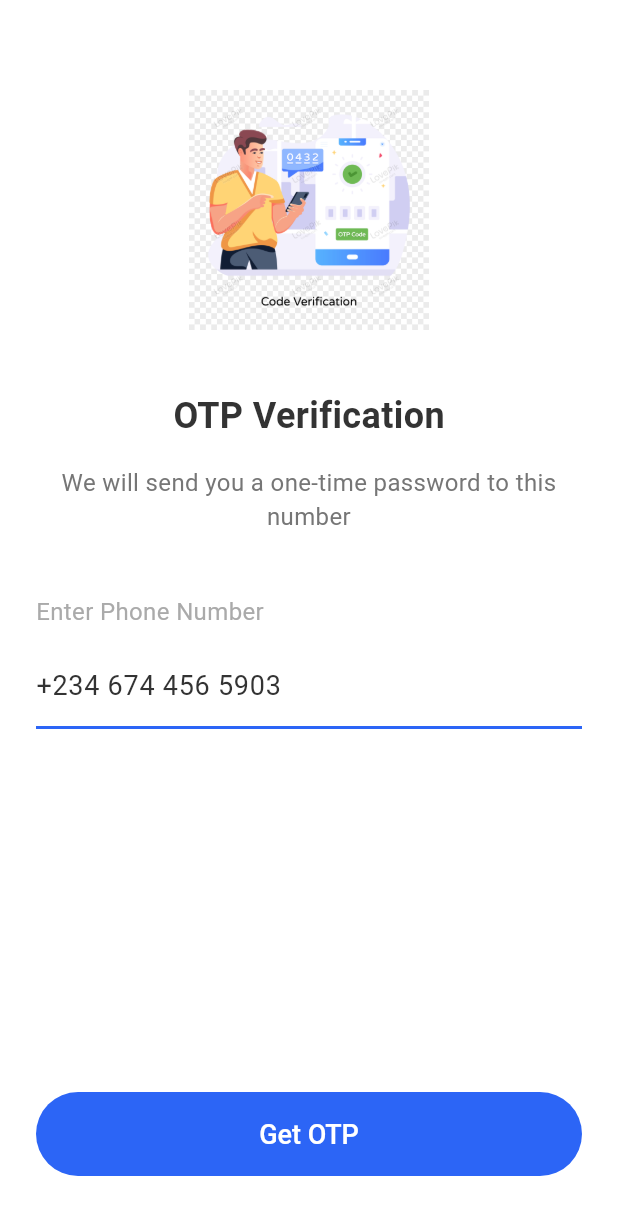
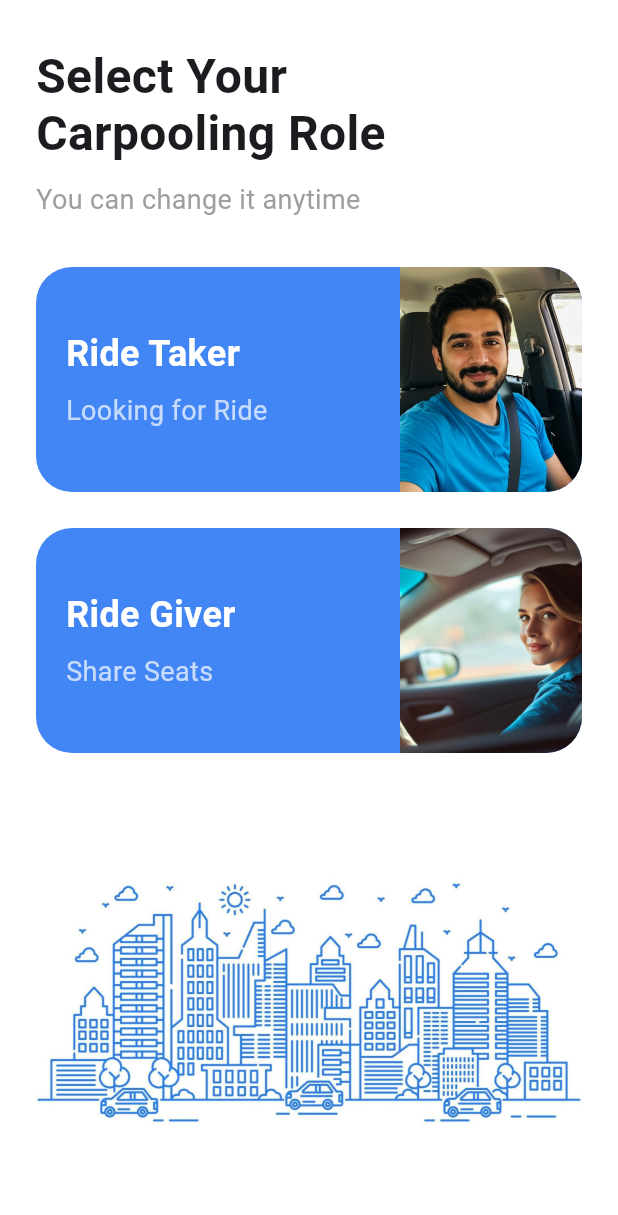
Before and after one commit to ay-at3002/RideAlong, a Flutter app: the screen it shows after launch, on a phone screen of 412 x 824 dp. Shown: the top 1215 px of the screen. Run offline on Flutter 3.47's test engine with Material 3 defaults, Android fonts, the phone set to English and light mode, and no system bars; our stand-ins replace permission_handler; Roboto replaces fonts that are missing (SF Pro Display).

Commit message:
choice screen

```diff
--- a/lib/main.dart
+++ b/lib/main.dart
@@ -3,7 +3,7 @@ import 'package:flutter/services.dart';
 import 'screens/home_screen.dart';
 import 'screens/otp_input_screen.dart';
 import 'screens/phone_input_screen.dart';
-
+import 'screens/choice_screen.dart';
 void main() {
   WidgetsFlutterBinding.ensureInitialized();
   SystemChrome.setSystemUIOverlayStyle(
@@ -42,7 +42,8 @@ class MyApp extends StatelessWidget {
         ),
       ),
       // home: const HomeScreen(),
-      home : const PhoneInputScreen(),
+      // home : const PhoneInputScreen(),
+      home: const ChoiceScreen(),
     );
   }
 }
--- /dev/null
+++ b/lib/screens/choice_screen.dart
@@ -0,0 +1,175 @@
+import 'package:flutter/material.dart';
+
+class ChoiceScreen extends StatefulWidget {
+  const ChoiceScreen({Key? key}) : super(key: key);
+
+  @override
+  State<ChoiceScreen> createState() => _ChoiceScreenState();
+}
+
+class _ChoiceScreenState extends State<ChoiceScreen> {
+  @override
+  Widget build(BuildContext context) {
+    const Color cardColor = Color(0xFF4285F4);
+    const double cardHeight = 150;
+    const double cardBorderRadius = 24;
+    const double titleFontSize = 24;
+    const double subtitleFontSize = 18;
+
+    final screenHeight = MediaQuery.of(context).size.height;
+    final carIllustrationHeight = screenHeight * 0.30; // 30% of screen height
+
+    return Scaffold(
+      backgroundColor: Colors.white,
+      body: SafeArea(
+        child: Padding(
+          padding: const EdgeInsets.symmetric(horizontal: 24.0, vertical: 32.0),
+          child: Column(
+            crossAxisAlignment: CrossAxisAlignment.start,
+            children: [
+              const Text(
+                "Select Your\nCarpooling Role",
+                style: TextStyle(
+                  fontSize: 32,
+                  fontWeight: FontWeight.bold,
+                  height: 1.2,
+                ),
+              ),
+              const SizedBox(height: 12),
+              const Text(
+                "You can change it anytime",
+                style: TextStyle(
+                  fontSize: 18,
+                  color: Colors.grey,
+                ),
+              ),
+              const SizedBox(height: 32),
+              GestureDetector(
+                onTap: () {},
+                child: Container(
+                  height: cardHeight,
+                  decoration: BoxDecoration(
+                    color: cardColor,
+                    borderRadius: BorderRadius.circular(cardBorderRadius),
+                  ),
+                  child: Row(
+                    children: [
+                      Expanded(
+                        flex: 2,
+                        child: Padding(
+                          padding: const EdgeInsets.symmetric(horizontal: 20.0),
+                          child: Column(
+                            mainAxisAlignment: MainAxisAlignment.center,
+                            crossAxisAlignment: CrossAxisAlignment.start,
+                            children: [
+                              Text(
+                                "Ride Taker",
+                                style: TextStyle(
+                                  color: Colors.white,
+                                  fontSize: titleFontSize,
+                                  fontWeight: FontWeight.bold,
+                                ),
+                              ),
+                              SizedBox(height: 8),
+                              Text(
+                                "Looking for Ride",
+                                style: TextStyle(
+                                  color: Colors.white70,
+                                  fontSize: subtitleFontSize,
+                                ),
+                              ),
+                            ],
+                          ),
+                        ),
+                      ),
+                      Expanded(
+                        flex: 1,
+                        child: ClipRRect(
+                          borderRadius: BorderRadius.only(
+                            topRight: Radius.circular(cardBorderRadius),
+                            bottomRight: Radius.circular(cardBorderRadius),
+                          ),
+                          child: Image.asset(
+                            'assets/images/ride_taker.jpeg',
+                            fit: BoxFit.cover,
+                            height: double.infinity,
+                          ),
+                        ),
+                      ),
+                    ],
+                  ),
+                ),
+              ),
+              const SizedBox(height: 24),
+              GestureDetector(
+                onTap: () {},
+                child: Container(
+                  height: cardHeight,
+                  decoration: BoxDecoration(
+                    color: cardColor,
+                    borderRadius: BorderRadius.circular(cardBorderRadius),
+                  ),
+                  child: Row(
+                    children: [
+                      Expanded(
+                        flex: 2,
+                        child: Padding(
+                          padding: const EdgeInsets.symmetric(horizontal: 20.0),
+                          child: Column(
+                            mainAxisAlignment: MainAxisAlignment.center,
+                            crossAxisAlignment: CrossAxisAlignment.start,
+                            children: [
+                              Text(
+                                "Ride Giver",
+                                style: TextStyle(
+                                  color: Colors.white,
+                                  fontSize: titleFontSize,
+                                  fontWeight: FontWeight.bold,
+                                ),
+                              ),
+                              SizedBox(height: 8),
+                              Text(
+                                "Share Seats",
+                                style: TextStyle(
+                                  color: Colors.white70,
+                                  fontSize: subtitleFontSize,
+                                ),
+                              ),
+                            ],
+                          ),
+                        ),
+                      ),
+                      Expanded(
+                        flex: 1,
+                        child: ClipRRect(
+                          borderRadius: BorderRadius.only(
+                            topRight: Radius.circular(cardBorderRadius),
+                            bottomRight: Radius.circular(cardBorderRadius),
+                          ),
+                          child: Image.asset(
+                            'assets/images/ride_giver.png',
+                            fit: BoxFit.cover,
+                            height: double.infinity,
+                          ),
+                        ),
+                      ),
+                    ],
+                  ),
+                ),
+              ),
+              const Spacer(),
+              // Increased size of car illustration
+              Center(
+                child: Image.asset(
+                  'assets/images/car_illustration.jpg',
+                  height: carIllustrationHeight,
+                  fit: BoxFit.contain,
+                ),
+              ),
+            ],
+          ),
+        ),
+      ),
+    );
+  }
+}
```
Also changed, not shown: assets/images/car_illustration.jpg (added), assets/images/ride_giver.png (added), assets/images/ride_taker.jpeg (added), 3 other files.
